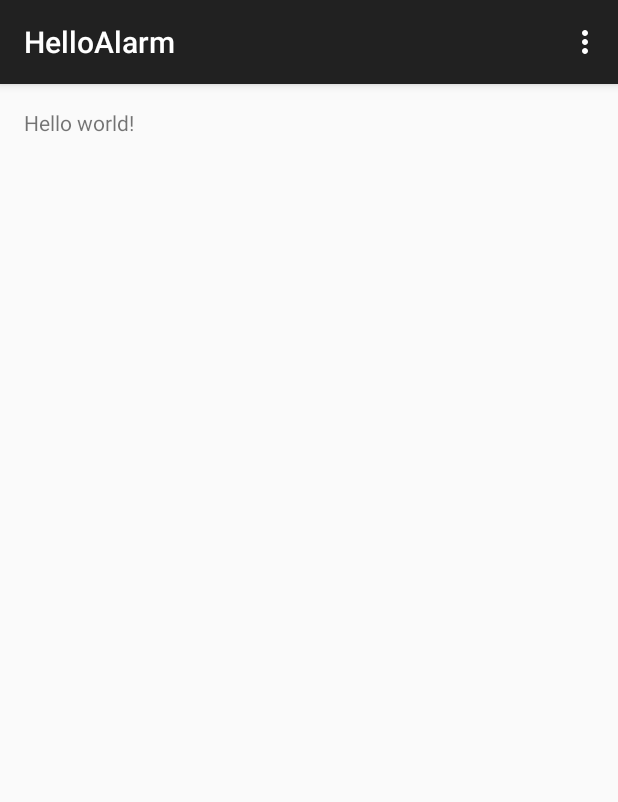
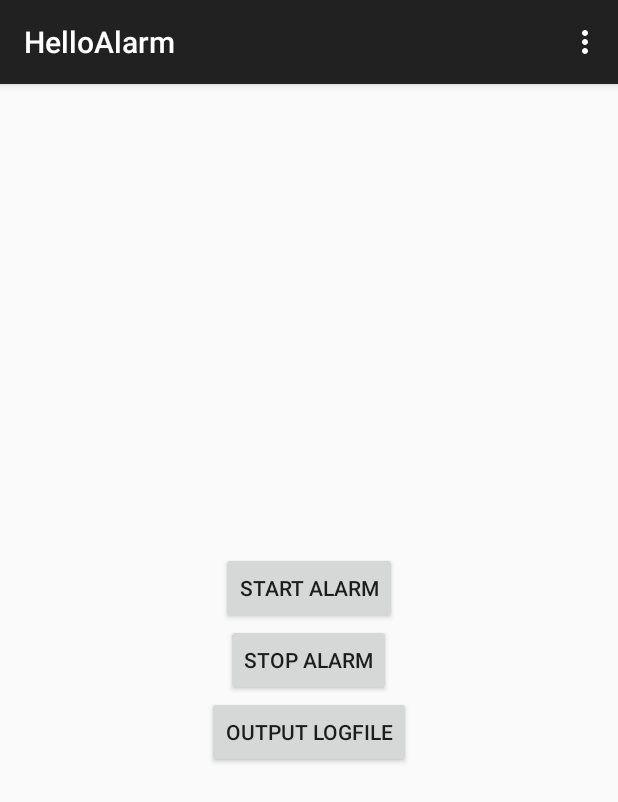
Before and after one commit to yukihane/HelloAlarm, an Android app: the screen it shows after launch (MainActivity), on a phone screen of 412 x 824 dp. Shown: the top 802 px of the screen. Run offline under Robolectric (Android 15) with nearby library versions, the phone set to English and light mode, and no system bars.

Commit message:
レイアウト

```diff
--- a/app/src/main/res/layout/activity_main.xml
+++ b/app/src/main/res/layout/activity_main.xml
@@ -1,16 +1,23 @@
-<RelativeLayout xmlns:android="http://schemas.android.com/apk/res/android"
-                xmlns:tools="http://schemas.android.com/tools"
-                android:layout_width="match_parent"
-                android:layout_height="match_parent"
-                android:paddingLeft="@dimen/activity_horizontal_margin"
-                android:paddingRight="@dimen/activity_horizontal_margin"
-                android:paddingTop="@dimen/activity_vertical_margin"
-                android:paddingBottom="@dimen/activity_vertical_margin"
-                tools:context=".MainActivity">
+<LinearLayout
+  xmlns:android="http://schemas.android.com/apk/res/android"
+  android:layout_width="match_parent"
+  android:layout_height="match_parent"
+  android:gravity="center"
+  android:orientation="vertical">
 
-  <TextView
-    android:text="@string/hello_world"
+  <Button
     android:layout_width="wrap_content"
-    android:layout_height="wrap_content"/>
+    android:layout_height="wrap_content"
+    android:text="start alarm"/>
 
-</RelativeLayout>
+  <Button
+    android:layout_width="wrap_content"
+    android:layout_height="wrap_content"
+    android:text="stop alarm"/>
+
+  <Button
+    android:layout_width="wrap_content"
+    android:layout_height="wrap_content"
+    android:text="output logfile"/>
+
+</LinearLayout>
```
